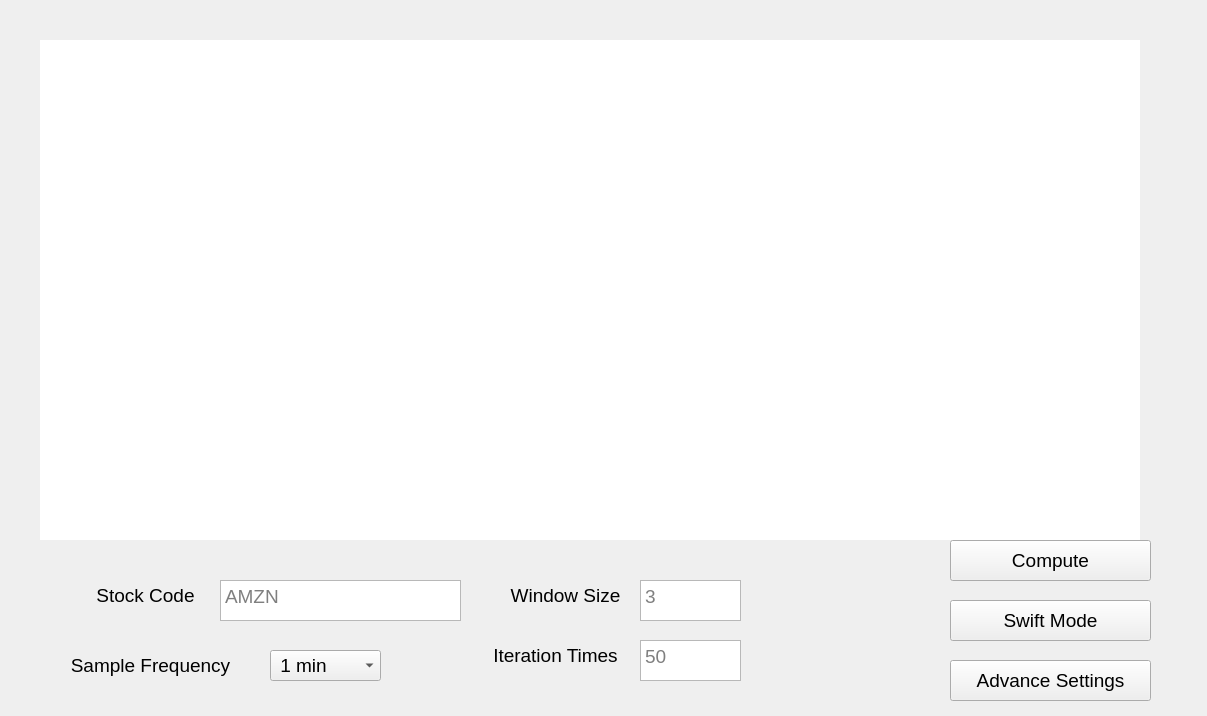
Qt form stocks/form.ui (XiuqiXi/stock_US) before a commit.
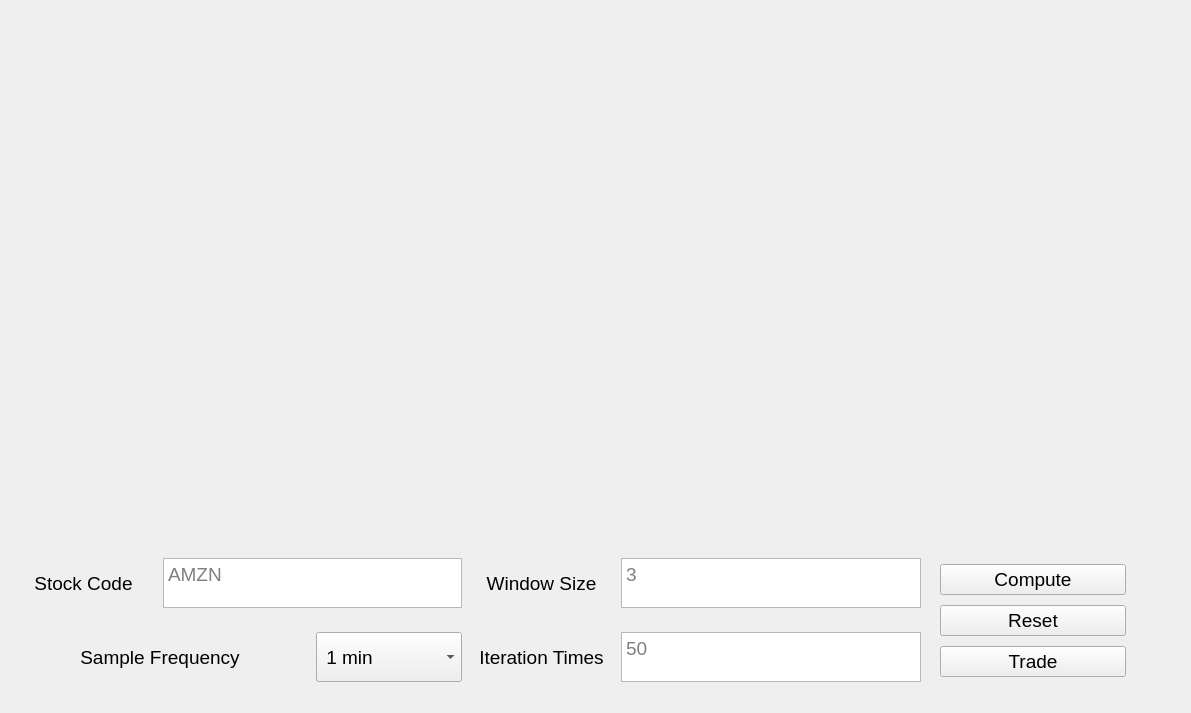
The same form after that commit.

```diff
--- a/stocks/form.ui
+++ b/stocks/form.ui
@@ -6,8 +6,8 @@
    <rect>
     <x>0</x>
     <y>0</y>
-    <width>1207</width>
-    <height>716</height>
+    <width>1191</width>
+    <height>713</height>
    </rect>
   </property>
   <property name="windowTitle">
@@ -16,14 +16,85 @@
   <property name="windowOpacity">
    <double>1.000000000000000</double>
   </property>
+  <widget class="QWidget" name="verticalLayoutWidget">
+   <property name="geometry">
+    <rect>
+     <x>10</x>
+     <y>10</y>
+     <width>1161</width>
+     <height>521</height>
+    </rect>
+   </property>
+   <layout class="QVBoxLayout" name="verticalLayout"/>
+  </widget>
+  <widget class="QWidget" name="layoutWidget">
+   <property name="geometry">
+    <rect>
+     <x>940</x>
+     <y>560</y>
+     <width>186</width>
+     <height>121</height>
+    </rect>
+   </property>
+   <layout class="QVBoxLayout" name="verticalLayout_2">
+    <item>
+     <widget class="QPushButton" name="Compute_button">
+      <property name="font">
+       <font>
+        <family>Arial</family>
+        <pointsize>14</pointsize>
+       </font>
+      </property>
+      <property name="text">
+       <string>Compute</string>
+      </property>
+     </widget>
+    </item>
+    <item>
+     <widget class="QPushButton" name="Compute_button_reset">
+      <property name="font">
+       <font>
+        <family>Arial</family>
+        <pointsize>14</pointsize>
+       </font>
+      </property>
+      <property name="text">
+       <string>Reset</string>
+      </property>
+     </widget>
+    </item>
+    <item>
+     <widget class="QPushButton" name="trade_button">
+      <property name="font">
+       <font>
+        <family>Arial</family>
+        <pointsize>14</pointsize>
+       </font>
+      </property>
+      <property name="text">
+       <string>Trade</string>
+      </property>
+     </widget>
+    </item>
+   </layout>
+  </widget>
+  <widget class="QWidget" name="layoutWidget">
+   <property name="geometry">
+    <rect>
+     <x>10</x>
+     <y>540</y>
+     <width>911</width>
+     <height>161</height>
+    </rect>
+   </property>
+   <layout class="QGridLayout" name="gridLayout">
+    <item row="0" column="0">
   <widget class="QLabel" name="stock_code">
-   <property name="geometry">
-    <rect>
-     <x>70</x>
-     <y>580</y>
-     <width>151</width>
-     <height>31</height>
-    </rect>
+      <property name="maximumSize">
+       <size>
+        <width>300</width>
+        <height>50</height>
+       </size>
    </property>
    <property name="font">
     <font>
@@ -41,39 +112,14 @@
     <set>Qt::AlignCenter</set>
    </property>
   </widget>
-  <widget class="QLabel" name="sample_frequency_label">
-   <property name="geometry">
-    <rect>
-     <x>50</x>
-     <y>650</y>
-     <width>201</width>
-     <height>31</height>
-    </rect>
-   </property>
-   <property name="font">
-    <font>
-     <family>Arial</family>
-     <pointsize>14</pointsize>
-    </font>
-   </property>
-   <property name="text">
-    <string>Sample Frequency</string>
-   </property>
-   <property name="textFormat">
-    <enum>Qt::AutoText</enum>
-   </property>
-   <property name="alignment">
-    <set>Qt::AlignCenter</set>
-   </property>
-  </widget>
+    </item>
+    <item row="0" column="1" colspan="2">
   <widget class="QTextEdit" name="stock_code_text">
-   <property name="geometry">
-    <rect>
-     <x>220</x>
-     <y>580</y>
-     <width>241</width>
-     <height>41</height>
-    </rect>
+      <property name="maximumSize">
+       <size>
+        <width>500</width>
+        <height>50</height>
+       </size>
    </property>
    <property name="font">
     <font>
@@ -88,14 +134,14 @@
     <string>AMZN</string>
    </property>
   </widget>
-  <widget class="QPushButton" name="advance_setting_button">
-   <property name="geometry">
-    <rect>
-     <x>950</x>
-     <y>660</y>
-     <width>201</width>
-     <height>41</height>
-    </rect>
+    </item>
+    <item row="0" column="3">
+     <widget class="QLabel" name="window_size_label">
+      <property name="maximumSize">
+       <size>
+        <width>300</width>
+        <height>50</height>
+       </size>
    </property>
    <property name="font">
     <font>
@@ -104,17 +150,23 @@
     </font>
    </property>
    <property name="text">
-    <string>Advance Settings</string>
-   </property>
-  </widget>
-  <widget class="QPushButton" name="Compute_button">
-   <property name="geometry">
-    <rect>
-     <x>950</x>
-     <y>540</y>
-     <width>201</width>
-     <height>41</height>
-    </rect>
+       <string>Window Size</string>
+      </property>
+      <property name="textFormat">
+       <enum>Qt::AutoText</enum>
+      </property>
+      <property name="alignment">
+       <set>Qt::AlignCenter</set>
+      </property>
+     </widget>
+    </item>
+    <item row="0" column="4">
+     <widget class="QTextEdit" name="window_size_text">
+      <property name="maximumSize">
+       <size>
+        <width>300</width>
+        <height>50</height>
+       </size>
    </property>
    <property name="font">
     <font>
@@ -122,18 +174,46 @@
      <pointsize>14</pointsize>
     </font>
    </property>
+      <property name="locale">
+       <locale language="English" country="UnitedStates"/>
+      </property>
+      <property name="placeholderText">
+       <string>3</string>
+      </property>
+     </widget>
+    </item>
+    <item row="1" column="0" colspan="2">
+     <widget class="QLabel" name="sample_frequency_label">
+      <property name="maximumSize">
+       <size>
+        <width>300</width>
+        <height>50</height>
+       </size>
+      </property>
+      <property name="font">
+       <font>
+        <family>Arial</family>
+        <pointsize>14</pointsize>
+       </font>
+      </property>
    <property name="text">
-    <string>Compute</string>
-   </property>
-  </widget>
+       <string>Sample Frequency</string>
+      </property>
+      <property name="textFormat">
+       <enum>Qt::AutoText</enum>
+      </property>
+      <property name="alignment">
+       <set>Qt::AlignCenter</set>
+      </property>
+     </widget>
+    </item>
+    <item row="1" column="2">
   <widget class="QComboBox" name="comboBox">
-   <property name="geometry">
-    <rect>
-     <x>270</x>
-     <y>650</y>
-     <width>111</width>
-     <height>31</height>
-    </rect>
+      <property name="maximumSize">
+       <size>
+        <width>300</width>
+        <height>50</height>
+       </size>
    </property>
    <property name="font">
     <font>
@@ -165,83 +245,14 @@
     </property>
    </item>
   </widget>
-  <widget class="QTextEdit" name="window_size_text">
-   <property name="geometry">
-    <rect>
-     <x>640</x>
-     <y>580</y>
-     <width>101</width>
-     <height>41</height>
-    </rect>
-   </property>
-   <property name="font">
-    <font>
-     <family>Arial</family>
-     <pointsize>14</pointsize>
-    </font>
-   </property>
-   <property name="locale">
-    <locale language="English" country="UnitedStates"/>
-   </property>
-   <property name="placeholderText">
-    <string>3</string>
-   </property>
-  </widget>
-  <widget class="QLabel" name="window_size_label">
-   <property name="geometry">
-    <rect>
-     <x>490</x>
-     <y>580</y>
-     <width>151</width>
-     <height>31</height>
-    </rect>
-   </property>
-   <property name="font">
-    <font>
-     <family>Arial</family>
-     <pointsize>14</pointsize>
-    </font>
-   </property>
-   <property name="text">
-    <string>Window Size</string>
-   </property>
-   <property name="textFormat">
-    <enum>Qt::AutoText</enum>
-   </property>
-   <property name="alignment">
-    <set>Qt::AlignCenter</set>
-   </property>
-  </widget>
-  <widget class="QTextEdit" name="iteration_times_text">
-   <property name="geometry">
-    <rect>
-     <x>640</x>
-     <y>640</y>
-     <width>101</width>
-     <height>41</height>
-    </rect>
-   </property>
-   <property name="font">
-    <font>
-     <family>Arial</family>
-     <pointsize>14</pointsize>
-    </font>
-   </property>
-   <property name="locale">
-    <locale language="English" country="UnitedStates"/>
-   </property>
-   <property name="placeholderText">
-    <string>50</string>
-   </property>
-  </widget>
+    </item>
+    <item row="1" column="3">
   <widget class="QLabel" name="iiteration_times_label">
-   <property name="geometry">
-    <rect>
-     <x>470</x>
-     <y>640</y>
-     <width>171</width>
-     <height>31</height>
-    </rect>
+      <property name="maximumSize">
+       <size>
+        <width>300</width>
+        <height>50</height>
+       </size>
    </property>
    <property name="font">
     <font>
@@ -259,27 +270,14 @@
     <set>Qt::AlignCenter</set>
    </property>
   </widget>
-  <widget class="QGraphicsView" name="graphicsView">
-   <property name="geometry">
-    <rect>
-     <x>40</x>
-     <y>40</y>
-     <width>1100</width>
-     <height>500</height>
-    </rect>
-   </property>
-   <property name="frameShape">
-    <enum>QFrame::NoFrame</enum>
-   </property>
-  </widget>
-  <widget class="QPushButton" name="Compute_button_2">
-   <property name="geometry">
-    <rect>
-     <x>950</x>
-     <y>600</y>
-     <width>201</width>
-     <height>41</height>
-    </rect>
+    </item>
+    <item row="1" column="4">
+     <widget class="QTextEdit" name="iteration_times_text">
+      <property name="maximumSize">
+       <size>
+        <width>300</width>
+        <height>50</height>
+       </size>
    </property>
    <property name="font">
     <font>
@@ -287,9 +285,15 @@
      <pointsize>14</pointsize>
     </font>
    </property>
-   <property name="text">
-    <string>Swift Mode</string>
-   </property>
+      <property name="locale">
+       <locale language="English" country="UnitedStates"/>
+      </property>
+      <property name="placeholderText">
+       <string>50</string>
+      </property>
+     </widget>
+    </item>
+   </layout>
   </widget>
  </widget>
  <resources/>
```
Lines whose indentation alone changed are shown as unchanged.
